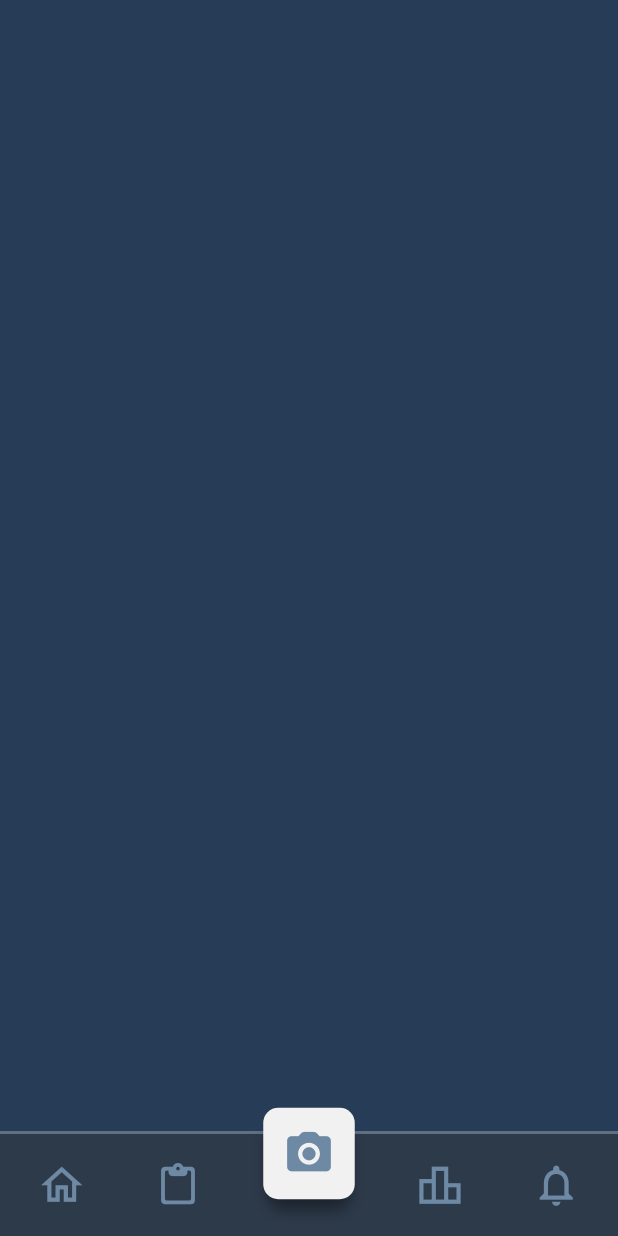
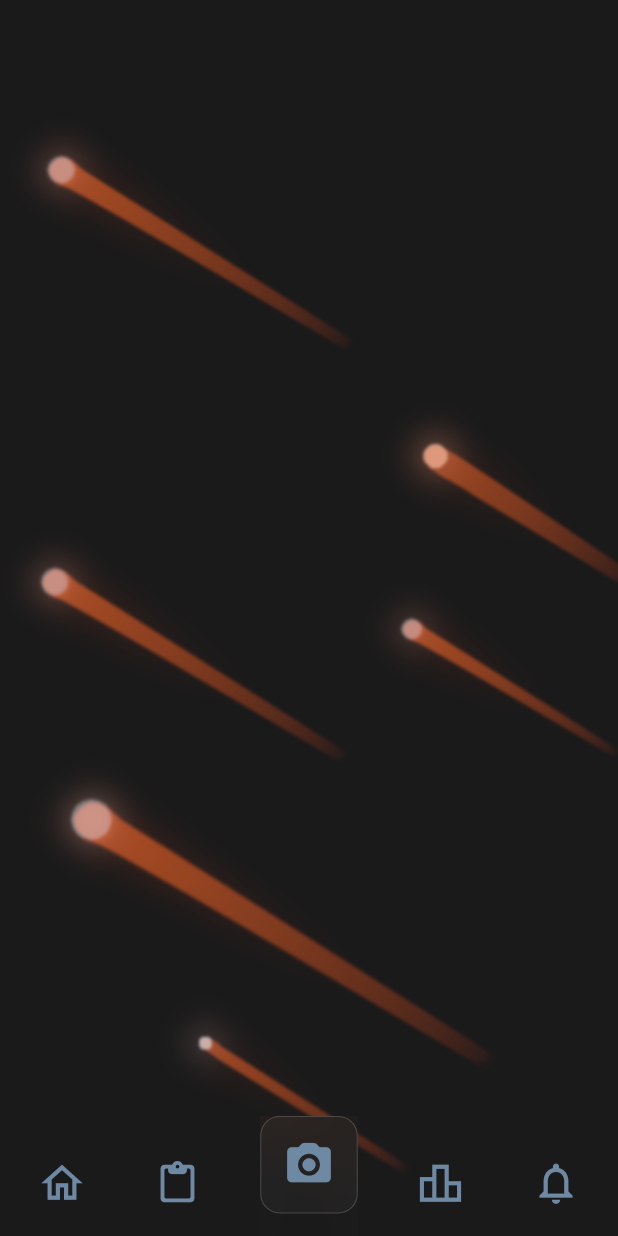
Before and after one commit to Coflnet/collectTheWorldFrontend, a Flutter app: the screen it shows after launch, item 2 of the bottom bar chosen, after a tap on the "home" icon, on a phone screen of 412 x 824 dp. Run offline on Flutter 3.47's test engine with Material 3 defaults, Android fonts, the phone set to English and light mode, and no system bars; missing offline and left inert: dart:ffi, flutter_swipe_detector; statements that could not run were skipped.

Commit message:
remade ui again

```diff
--- /dev/null
+++ b/lib/background/frostedGlass.dart
@@ -0,0 +1,22 @@
+import 'dart:ui';
+
+import 'package:flutter/material.dart';
+
+
+class FrostedGlass extends StatelessWidget {
+  @override
+  Widget build(BuildContext context) {
+    return Container(
+      child: Center(
+        child: ClipRect(
+          child: new BackdropFilter(
+            filter: new ImageFilter.blur(sigmaX: 1.0, sigmaY: 1.0),
+            child: new Container(
+                decoration: new BoxDecoration(
+                    color: Colors.grey.shade200.withOpacity(0.00))),
+          ),
+        ),
+      ),
+    );
+  }
+}
--- a/lib/collectPage/selectedPage.dart
+++ b/lib/collectPage/selectedPage.dart
@@ -2,8 +2,22 @@ import 'dart:ffi';
 
 import 'package:flutter/material.dart';
 import 'package:collect_the_world/collectPage/slidingWidgets.dart';
+import 'package:flutter/widgets.dart';
 
-class Selectedpage extends StatelessWidget {
+class Selectedpage extends StatefulWidget {
+  @override
+  _SelectedPageState createState() => _SelectedPageState();
+}
+
+class _SelectedPageState extends State<Selectedpage> {
+  int currentSelection = 0;
+
+  void updateCurrentSelection(int newSelection) {
+    setState(() {
+      currentSelection = newSelection;
+    });
+  }
+
   @override
   Widget build(BuildContext context) {
     return Column(
@@ -11,15 +25,30 @@ class Selectedpage extends StatelessWidget {
         Row(
           mainAxisAlignment: MainAxisAlignment.spaceAround,
           children: [
-
+            SelectedPageLabels(
+                text: "Daily", isSelected: currentSelection == 0),
+            SelectedPageLabels(
+                text: "Weekly", isSelected: currentSelection == 1),
+            SelectedPageLabels(
+                text: "Newest", isSelected: currentSelection == 2),
           ],
         ),
-        Expanded(child: SlidingWidgets()),
+        Container(
+          margin: EdgeInsets.fromLTRB(15, 0, 15, 0),
+          height: 4,
+          alignment: Alignment.bottomCenter,
+          decoration: BoxDecoration(
+              borderRadius: BorderRadius.circular(10),
+              color: const Color.fromARGB(255, 143, 143, 143)),
+        ),
+        Expanded(
+            child: SlidingWidgets(
+          onUpdate: (newID) => updateCurrentSelection(newID),
+        )),
       ],
     );
   }
 }
-
 
 class SelectedPageLabels extends StatefulWidget {
   final String text;
@@ -35,12 +64,21 @@ class _SelectedPageLabelsState extends State<SelectedPageLabels> {
   Widget build(BuildContext context) {
     return Container(
       padding: const EdgeInsets.all(20),
-      child: Text(
-        widget.text, // Accessing text from the widget
-        style: TextStyle(
-          fontSize: 20, // Adjust the font size as needed
-          color: Colors.white70,
+      child: TweenAnimationBuilder<Color?>(
+        duration: const Duration(milliseconds: 300),
+        tween: ColorTween(
+          begin: widget.isSelected ? Colors.white60 : Colors.white,
+          end: widget.isSelected ? Colors.white : Colors.white60,
         ),
+        builder: (context, color, child) {
+          return Text(
+            widget.text,
+            style: TextStyle(
+              fontSize: 30,
+              color: color,
+            ),
+          );
+        },
       ),
     );
   }
--- a/lib/footer/footerMain.dart
+++ b/lib/footer/footerMain.dart
@@ -1,68 +1,64 @@
 import 'package:collect_the_world/main.dart';
 import 'package:flutter/cupertino.dart';
 import 'package:flutter/material.dart';
+import 'dart:ui';
 
 class Footer extends StatelessWidget {
   const Footer({super.key});
 
   @override
   Widget build(BuildContext context) {
-    return Container(
+    return Align(
+      alignment: Alignment.bottomCenter,
+      child: Container(
         height: 70,
         decoration: const BoxDecoration(
-        color: Color.fromRGBO(45, 58, 74, 1),
-        border: Border(
-          top: BorderSide(
-              width: 2.0,
-              color: Color.fromRGBO(96,112,129, 1)), // Add this line for the top border
-        ),
+          color: Color.fromRGBO(45, 58, 74, 0),
         ),
         child: Row(
-        mainAxisAlignment: MainAxisAlignment.center,
+          mainAxisAlignment: MainAxisAlignment.spaceAround,
           children: [
-          Expanded(
-              child: IconButton(
+            IconButton(
               iconSize: 33,
               icon: const Icon(Icons.home_outlined,
                   color: Color.fromRGBO(110, 137, 164, 1)),
               onPressed: () => {
-              Navigator.push(
-                  context, MaterialPageRoute(builder: (context) => const homePage()))
+                Navigator.push(context,
+                    MaterialPageRoute(builder: (context) => const homePage()))
               },
-          )),
-          Expanded(
-              child: IconButton(
+            ),
+            IconButton(
               padding: const EdgeInsets.only(right: 10),
               iconSize: 30,
               icon: const Icon(Icons.paste_rounded,
                   color: Color.fromRGBO(110, 137, 164, 1)),
               onPressed: () => {
-              Navigator.push(context,
-                  MaterialPageRoute(builder: (context) => const CapturePage()))
+                Navigator.push(
+                    context,
+                    MaterialPageRoute(
+                        builder: (context) => const CapturePage()))
               },
-          )),
-          Expanded(
-              child: Container(
+            ),
+            Container(
               width: 50,
-          )),
-          Expanded(
-              child: IconButton(
+            ),
+            IconButton(
               padding: const EdgeInsets.only(left: 10),
               iconSize: 33,
               icon: const Icon(Icons.leaderboard_outlined,
                   color: Color.fromRGBO(110, 137, 164, 1)),
               onPressed: () => {},
-          )),
-          Expanded(
-              child: IconButton(
+            ),
+            IconButton(
               iconSize: 33,
               icon: const Icon(
                 Icons.notifications_outlined,
                 color: Color.fromRGBO(110, 137, 164, 1),
               ),
               onPressed: () => {},
-          ))
+            )
           ],
+        ),
       ),
     );
   }
@@ -73,27 +69,26 @@ class cameraButton extends StatelessWidget {
 
   @override
   Widget build(BuildContext context) {
-    return Container(
-      decoration: BoxDecoration(
-        borderRadius: BorderRadius.circular(10),
-        boxShadow: [
-          BoxShadow(
-            color: Colors.black.withOpacity(0.4), // Shadow color
-            spreadRadius: -3, // Spread radius
-            blurRadius: 8, // Blur radius
-            offset: const Offset(0, 10), // Offset from the top left corner
+    return ClipRect(
+      child: new BackdropFilter(
+        filter: new ImageFilter.blur(sigmaX: 30.0, sigmaY: 30.0),
+        child: new Container(
+          margin: const EdgeInsets.only(bottom: 15),
+          width: 65,
+          height: 65,
+          decoration: new BoxDecoration(
+            color: const Color.fromARGB(255, 207, 207, 207).withOpacity(0.04),
+            borderRadius: BorderRadius.circular(13),
+            border: Border.all(color: const Color.fromARGB(43, 255, 255, 255), width: 0.7),
           ),
-        ],
-        color: const Color.fromARGB(255, 241, 241, 241), // Background color
-      ),
-      padding: const EdgeInsets.all(5),
-      margin: const EdgeInsets.only(top: 30),
           child: IconButton(
             iconSize: 35,
             onPressed: () {},
             icon: const Icon(Icons.camera_alt_rounded),
             color: const Color.fromRGBO(110, 137, 164, 1), // Icon color
           ),
+        ),
+      ),
     );
   }
 }
--- a/lib/main.dart
+++ b/lib/main.dart
@@ -1,9 +1,14 @@
 import 'dart:ffi';
+import 'dart:ui';
 
 import 'package:flutter/material.dart';
 import 'package:collect_the_world/footer/footerMain.dart';
 import 'package:collect_the_world/collectPage/header.dart';
 import 'package:collect_the_world/collectPage/selectedPage.dart';
+import 'package:collect_the_world/background/frostedGlass.dart';
+import 'package:collect_the_world/background/glowingSpots.dart';
+import 'package:flutter/rendering.dart';
+import 'package:flutter/widgets.dart';
 
 void main() {
   runApp(const homePage());
@@ -14,12 +19,22 @@ class homePage extends StatelessWidget {
 
   @override
   Widget build(BuildContext context) {
-    return const MaterialApp(
+    return MaterialApp(
       home: Scaffold(
-        backgroundColor: Color.fromRGBO(39, 60, 87, 1),
-        floatingActionButton: cameraButton(),
+        body: Stack(children: [
+
+          Container(
+            decoration: const BoxDecoration(
+                image: DecorationImage(
+                    image: AssetImage("assets/images/background.png"),
+                    fit: BoxFit.cover)),
+          ),
+          FrostedGlass(),
+          Footer(),
+        ]),
+        backgroundColor: const Color.fromRGBO(34, 40, 49, 1),
+        floatingActionButton: const cameraButton(),
         floatingActionButtonLocation: FloatingActionButtonLocation.centerDocked,
-        bottomNavigationBar: Footer(),
       ),
     );
   }
@@ -33,16 +48,23 @@ class CapturePage extends StatelessWidget {
     return MaterialApp(
       theme: ThemeData(fontFamily: 'Poppins'),
       home: Scaffold(
-        body: Column(
-          children: [
-            header(),
-            Expanded(child: Selectedpage())
-          ],
-        ),
+        body: Stack(children: [
+          Container(
+            decoration: const BoxDecoration(
+                image: DecorationImage(
+                    image: AssetImage("assets/images/background.png"),
+                    fit: BoxFit.cover)),
+          ),
+          FrostedGlass(),
+          Column(
+            children: [header(), Expanded(child: Selectedpage())],
+          ),
+
+          Footer(),
+        ]),
         floatingActionButton: const cameraButton(),
         floatingActionButtonLocation: FloatingActionButtonLocation.centerDocked,
-        backgroundColor: const Color.fromRGBO(39, 60, 87, 1),
-        bottomNavigationBar: const Footer(),
+        backgroundColor: const Color.fromRGBO(34, 40, 49, 1),
       ),
     );
   }
```
Also changed, not shown: lib/background/glowingSpots.dart (added, +28 -0 lines), lib/collectPage/slidingWidgets.dart (+12 -4 lines), lib/collectPage/slidingWigetBox.dart (+121 -3 lines), pubspec.yaml (+9 -23 lines), assets/images/background.png (added), pubspec.lock. Lines whose indentation alone changed are shown as unchanged.
